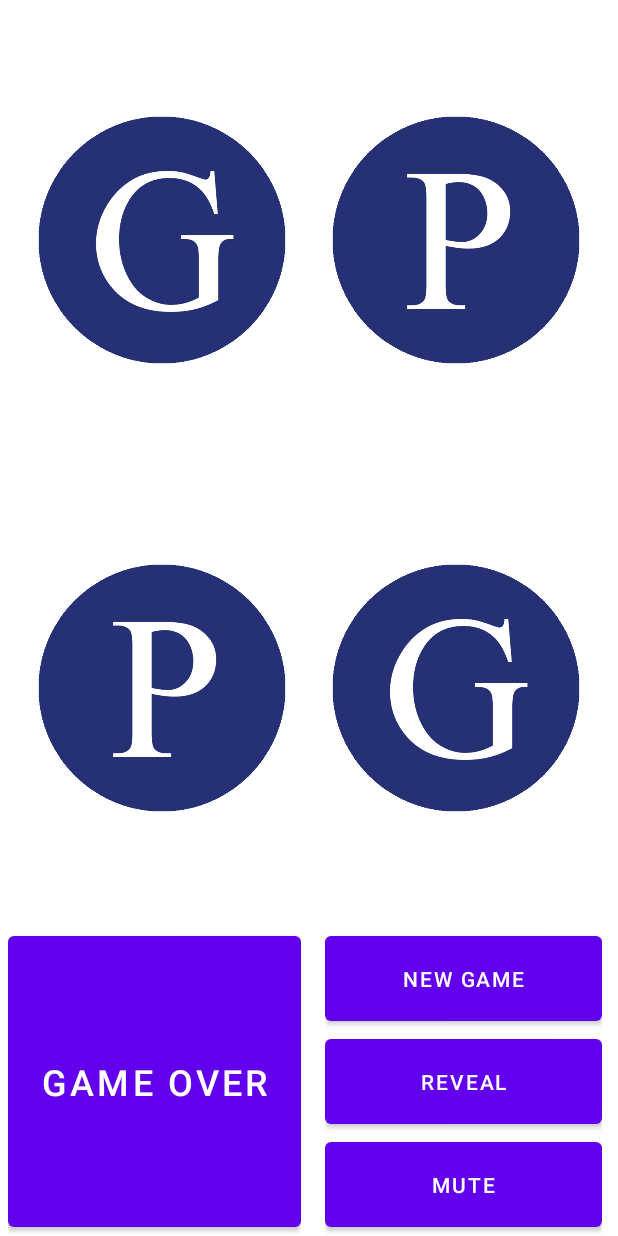
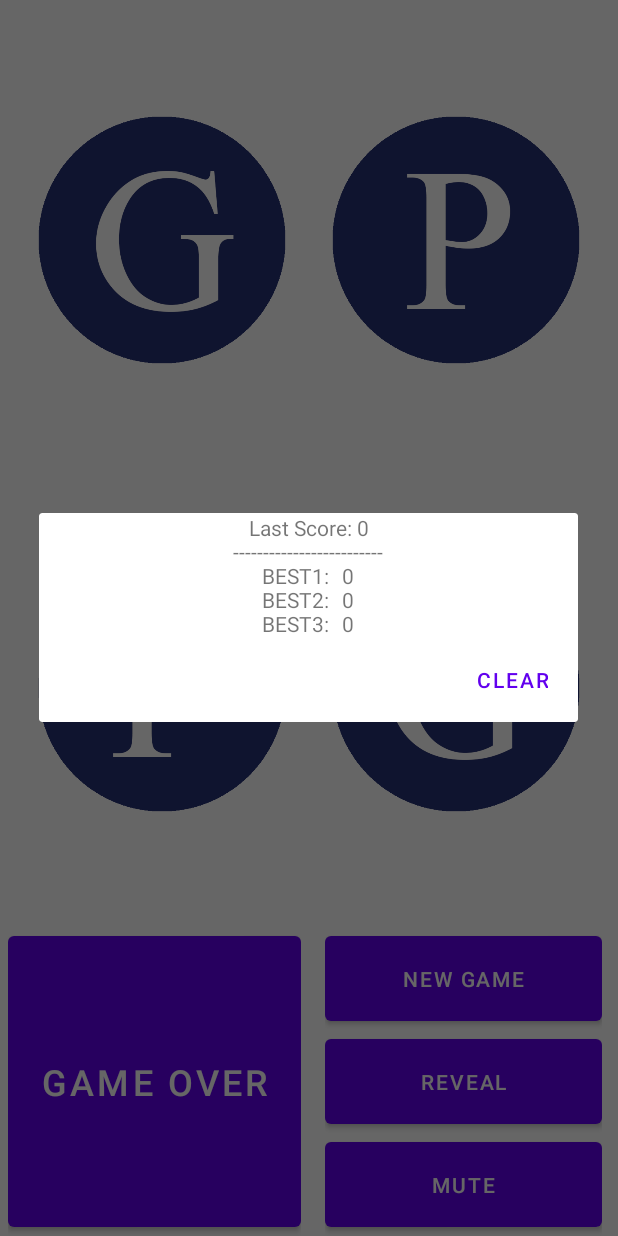
Before and after one commit to nk2e3/MoneMemory, an Android app: the screen it shows after launch (MainActivity), after a tap on "GAME OVER", on a phone screen of 412 x 824 dp. Run offline under Robolectric (Android 15) with nearby library versions, the phone set to English and light mode, and no system bars; 3 other taps on this screen came first.

Commit message:
Update MainActivity.java
Clear button that clears highscores

```diff
--- a/app/src/main/java/com/monemobility/monememory/MainActivity.java
+++ b/app/src/main/java/com/monemobility/monememory/MainActivity.java
@@ -4,14 +4,31 @@ import androidx.annotation.NonNull;
 import androidx.appcompat.app.AppCompatActivity;
 
 import android.app.AlertDialog;
+import android.app.Dialog;
+import android.content.Context;
 import android.content.DialogInterface;
 import android.content.Intent;
+import android.content.SharedPreferences;
 import android.os.Bundle;
+import android.util.Log;
+import android.util.Pair;
+import android.view.Gravity;
 import android.view.LayoutInflater;
 import android.view.View;
 import android.widget.Button;
 import android.widget.ImageView;
 import android.widget.SeekBar;
+import android.widget.TextView;
+import android.widget.Toast;
+
+import org.json.JSONArray;
+
+import java.util.Collections;
+import java.util.Comparator;
+import java.util.LinkedList;
+import java.util.List;
+import java.util.Map;
+import java.util.TreeMap;
 
 public class MainActivity extends AppCompatActivity {
     int length;
@@ -25,11 +42,16 @@ public class MainActivity extends AppCompatActivity {
     Button scoreButton;
     SeekBar difficultyBar;
     GameFragment gameFragment;
-    public int playerScore = 1;
+    public int playerScore = 0;
     Boolean musicState;
     ImageView[][] IVArray= new ImageView[length][width];
 
     Button muteButton;
+
+    int lastScore, hs1, hs2, hs3;
+
+    public static final String SHARED_PREFS = "sharedPrefs";
+    public static final String SCORE = "4";
 
     @Override
     protected void onCreate(Bundle savedInstanceState) {
@@ -82,27 +104,28 @@ public class MainActivity extends AppCompatActivity {
             }
         });
 
+
         scoreButton = this.findViewById(R.id.scoreText);
         scoreButton.setOnClickListener(new View.OnClickListener() {
+            String output = "";
             @Override
             public void onClick(View view) {
-
+                AlertDialog.Builder scoreAlert = new AlertDialog.Builder((MainActivity.this));
+                scoreAlert.setView(loadScores());
+                scoreAlert.setPositiveButton("Clear", new DialogInterface.OnClickListener() {
+                    @Override
+                    public void onClick(DialogInterface dialogInterface, int i) {
+                        SharedPreferences sharedPreferences = getSharedPreferences(getSharedPrefs(difficulty), MODE_PRIVATE);
+                        SharedPreferences.Editor editor = sharedPreferences.edit();
+                        editor.clear();
+                        editor.apply();
+                        Toast.makeText(MainActivity.this, "High scores for this game have been cleared.", Toast.LENGTH_SHORT).show();
+                    }
+                });
+                scoreAlert.show();
             }
         });
 
-
-        /*
-        Bundle bundle = new Bundle();
-        bundle.putString("edttext", Integer.toString(4));
-        // set Fragmentclass Arguments
-        gameFragment = new GameFragment();
-        gameFragment.setArguments(bundle);
-
-        getSupportFragmentManager().beginTransaction()
-                .replace(R.id.game_container, gameFragment)
-                .addToBackStack(GameFragment.class.getName()).commit();
-
-*/
         if (savedInstanceState == null) {
             Bundle bundle = new Bundle();
             bundle.putString("edttext", Integer.toString(4));
@@ -114,13 +137,92 @@ public class MainActivity extends AppCompatActivity {
                     .addToBackStack(GameFragment.class.getName()).commit();
 
         }
+        Toast.makeText(this, "Press on the Score to see the high scores for this game.", Toast.LENGTH_SHORT).show();
+    }
 
+
+    public TextView loadScores() {
+        SharedPreferences sharedPreferences = getSharedPreferences(getSharedPrefs(difficulty), MODE_PRIVATE);
+        lastScore = sharedPreferences.getInt(GameFragment.userName, 0);
+        hs1 = sharedPreferences.getInt("hs1", 0);
+        hs2 = sharedPreferences.getInt("hs2", 0);
+        hs3 = sharedPreferences.getInt("hs3", 0);
+
+        if(lastScore > hs3) {
+            hs3 = lastScore;
+            SharedPreferences.Editor editor = sharedPreferences.edit();
+            editor.putInt("hs3", hs3);
+            editor.apply();
+        }
+        if(lastScore > hs2) {
+            int temp = hs2;
+            hs2 = lastScore;
+            hs3 = temp;
+            SharedPreferences.Editor editor = sharedPreferences.edit();
+            editor.putInt("hs3", hs3);
+            editor.putInt("hs2", hs2);
+            editor.apply();
+        }
+        if(lastScore > hs1) {
+            int temp = hs1;
+            hs1 = lastScore;
+            hs2 = temp;
+            SharedPreferences.Editor editor = sharedPreferences.edit();
+            editor.putInt("hs2", hs2);
+            editor.putInt("hs1", hs1);
+            editor.apply();
+        }
+
+        TextView tv = new TextView(this);
+        tv.setText("Last Score: " + lastScore + "\n" +
+                "-------------------------" + "\n" +
+                "BEST1: \t" + hs1 + "\n" +
+                "BEST2: \t" + hs2 + "\n" +
+                "BEST3: \t" + hs3);
+        tv.setGravity(Gravity.CENTER_HORIZONTAL);
+        return tv;
     }
+
+
+
+    private String getSharedPrefs(int n) {
+        n = difficulty;
+        if(n == 4) {
+            return "sharedPrefs4";
+        }
+        if(n == 6) {
+            return "sharedPrefs6";
+        }
+        if(n == 8) {
+            return "sharedPrefs8";
+        }
+        if(n == 10) {
+            return "sharedPrefs10";
+        }
+        if(n == 12) {
+            return "sharedPrefs12";
+        }
+        if(n == 14) {
+            return "sharedPrefs14";
+        }
+        if(n == 16) {
+            return "sharedPrefs16";
+        }
+        if(n == 18) {
+            return "sharedPrefs18";
+        }
+        if(n == 20) {
+            return "sharedPrefs20";
+        }
+        return"";
+    }
+
+
     @Override
     protected void onDestroy() {
-            super.onDestroy();
-            Intent intent = new Intent(getApplicationContext(), BackgroundMusicService.class);
-            //stopService(intent);
+        super.onDestroy();
+        Intent intent = new Intent(getApplicationContext(), BackgroundMusicService.class);
+        //stopService(intent);
     }
 
     @Override
```
